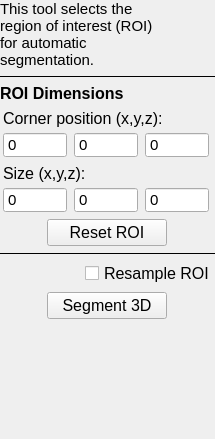
Before: the Qt Designer form GUI/Qt/Components/SnakeToolROIPanel.ui in pyushkevich/itksnap, drawn with Qt 5.
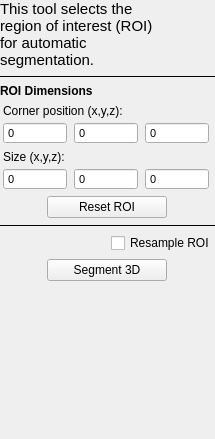
After: the same form once the commit is applied.

Commit message: Fixed Linux display issues (interactor widgets hiding main widgets, crashing of VTK renderer widgets, font size issues

The edit to the form file:
```diff
--- a/GUI/Qt/Components/SnakeToolROIPanel.ui
+++ b/GUI/Qt/Components/SnakeToolROIPanel.ui
@@ -15,11 +15,11 @@
   </property>
   <property name="styleSheet">
    <string notr="true">* {
-font-size: 12pt;
+font-size: 12px;
 }
 
 QSpinBox {
-font-size: 11pt;
+font-size: 11px;
 }
 </string>
   </property>
```
The commit also changes 18 other files.
